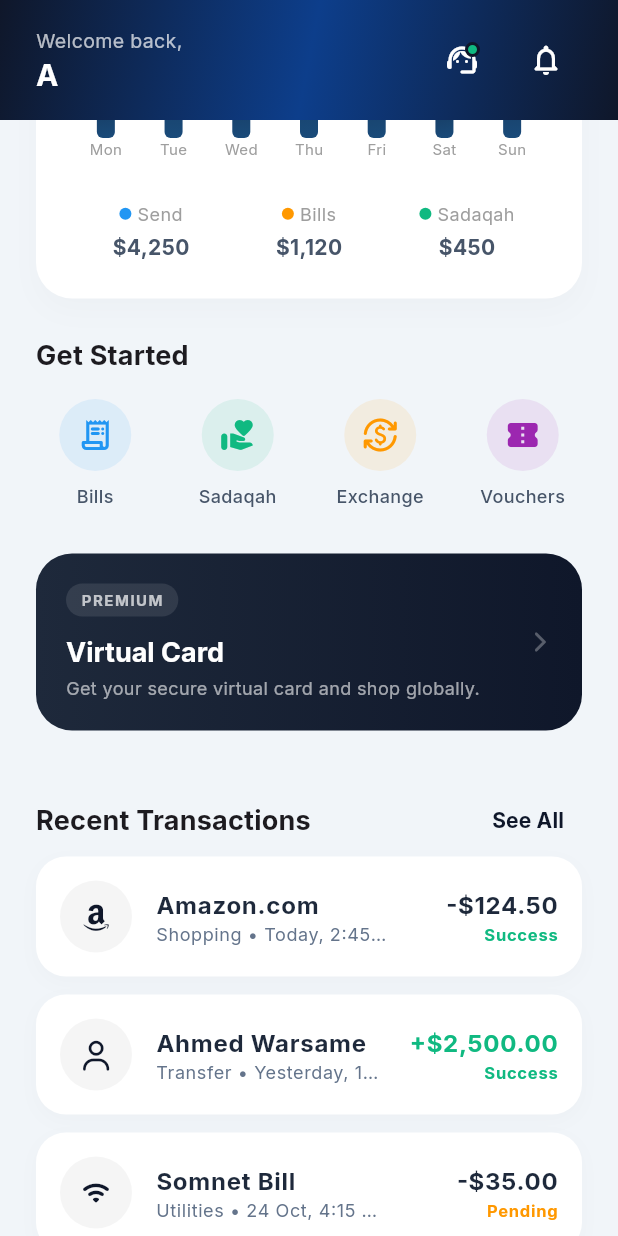
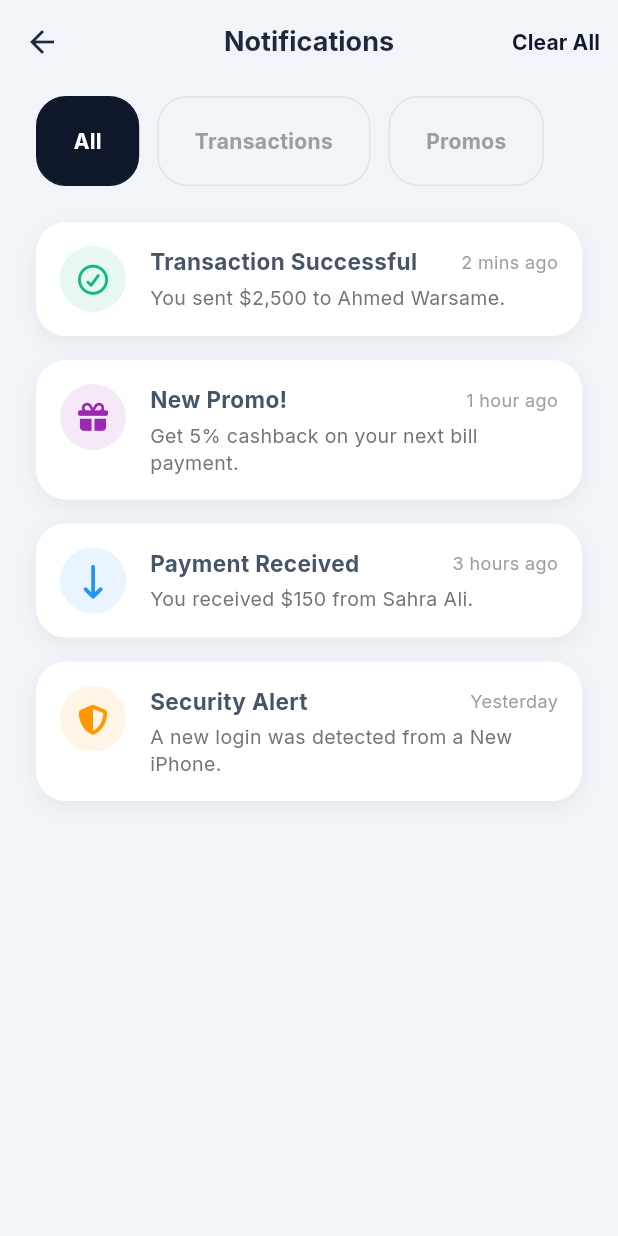
Before and after one commit to khadarcrouch6-gif/murtaapay-app, a Flutter app: the HomeScreen screen opened directly, scrolled down 576 dp, after a tap on the "notifications none" icon, on a phone screen of 412 x 824 dp. Run offline on Flutter 3.47's test engine with Material 3 defaults, Android fonts, the phone set to English and light mode, and no system bars; drawn by our look-alikes of fl_chart; our stand-ins replace animate_do, audioplayers, camera, font_awesome_flutter, glassmorphism, google_fonts and 5 more; accounts and stored records are empty; project files that could hold a hidden picture were left out.

Commit message:
Finalized premium Notifications feature and navigation refinements (PopScope & Send button fix)

```diff
--- a/lib/features/home/home_screen.dart
+++ b/lib/features/home/home_screen.dart
@@ -21,6 +21,7 @@
 import '../more/vouchers_screen.dart';
 import '../deposit/deposit_screen.dart';
 import '../auth/kyc_screen.dart';
+import '../notifications/notifications_screen.dart';
 
 enum ChartType { bar, pie, line }
 
@@ -227,8 +228,33 @@
                 FadeInRight(
                   delay: const Duration(milliseconds: 500),
                   child: IconButton(
-                    onPressed: () {},
-                    icon: const Icon(Icons.notifications_none_rounded, color: Colors.white),
+                    onPressed: () {
+                      Navigator.push(
+                        context,
+                        MaterialPageRoute(builder: (context) => const NotificationsScreen()),
+                      );
+                    },
+                    icon: Stack(
+                      children: [
+                        const Icon(Icons.notifications_none_rounded, color: Colors.white),
+                        Positioned(
+                          right: 0,
+                          top: 0,
+                          child: Pulse(
+                            infinite: true,
+                            duration: const Duration(seconds: 2),
+                            child: Container(
+                              width: 8,
+                              height: 8,
+                              decoration: const BoxDecoration(
+                                color: Colors.redAccent,
+                                shape: BoxShape.circle,
+                              ),
+                            ),
+                          ),
+                        ),
+                      ],
+                    ),
                   ),
                 ),
               ],
--- /dev/null
+++ b/lib/features/notifications/notifications_screen.dart
@@ -0,0 +1,371 @@
+import 'package:flutter/material.dart';
+import 'package:font_awesome_flutter/font_awesome_flutter.dart';
+import 'package:animate_do/animate_do.dart';
+import 'package:glassmorphism/glassmorphism.dart';
+import '../../core/app_colors.dart';
+import '../../core/app_state.dart';
+import '../../core/responsive_utils.dart';
+import '../history/history_screen.dart';
+
+class NotificationsScreen extends StatefulWidget {
+  const NotificationsScreen({super.key});
+
+  @override
+  State<NotificationsScreen> createState() => _NotificationsScreenState();
+}
+
+class _NotificationsScreenState extends State<NotificationsScreen> {
+  int _selectedFilter = 0; // 0: All, 1: Transactions, 2: Promos
+
+  @override
+  Widget build(BuildContext context) {
+    final state = AppState();
+    final theme = Theme.of(context);
+
+    return Scaffold(
+      backgroundColor: theme.scaffoldBackgroundColor,
+      appBar: AppBar(
+        title: Text(
+          state.translate("Notifications", "Ogeysiisyada", ar: "الإشعارات", de: "Benachrichtigungen"),
+          style: TextStyle(fontWeight: FontWeight.bold, fontSize: 18 * context.fontSizeFactor),
+        ),
+        actions: [
+          TextButton(
+            onPressed: () {},
+            child: Text(
+              state.translate("Clear All", "Tir dhammaan", ar: "مسح الكل", de: "Alle löschen"),
+              style: TextStyle(color: AppColors.primaryDark, fontWeight: FontWeight.bold),
+            ),
+          ),
+        ],
+      ),
+      body: Column(
+        children: [
+          _buildFilterTabs(context, state),
+          Expanded(
+            child: _buildNotificationsList(context, state, theme),
+          ),
+        ],
+      ),
+    );
+  }
+
+  Widget _buildFilterTabs(BuildContext context, AppState state) {
+    final filters = [
+      state.translate("All", "Dhammaan", ar: "الكل", de: "Alle"),
+      state.translate("Transactions", "Xawaaladaha", ar: "المعاملات", de: "Transaktionen"),
+      state.translate("Promos", "Dalabyada", ar: "العروض", de: "Angebote"),
+    ];
+
+    return Container(
+      height: 60,
+      margin: const EdgeInsets.symmetric(vertical: 8),
+      child: ListView.builder(
+        scrollDirection: Axis.horizontal,
+        padding: EdgeInsets.symmetric(horizontal: context.horizontalPadding),
+        itemCount: filters.length,
+        itemBuilder: (context, index) {
+          final isSelected = _selectedFilter == index;
+          return GestureDetector(
+            onTap: () => setState(() => _selectedFilter = index),
+            child: AnimatedContainer(
+              duration: const Duration(milliseconds: 300),
+              margin: const EdgeInsets.only(right: 12),
+              padding: const EdgeInsets.symmetric(horizontal: 24, vertical: 8),
+              decoration: BoxDecoration(
+                color: isSelected ? AppColors.primaryDark : Colors.transparent,
+                borderRadius: BorderRadius.circular(20),
+                border: Border.all(
+                  color: isSelected ? AppColors.primaryDark : Colors.grey.withValues(alpha: 0.2),
+                ),
+              ),
+              alignment: Alignment.center,
+              child: Text(
+                filters[index],
+                style: TextStyle(
+                  color: isSelected ? Colors.white : Colors.grey,
+                  fontWeight: FontWeight.bold,
+                  fontSize: 14 * context.fontSizeFactor,
+                ),
+              ),
+            ),
+          );
+        },
+      ),
+    );
+  }
+
+  Widget _buildNotificationsList(BuildContext context, AppState state, ThemeData theme) {
+    final List<NotificationData> allNotifications = [
+      NotificationData(
+        title: state.translate("Transaction Successful", "Xawaalad Guulaysatay", ar: "تمت العملية بنجاح", de: "Transaktion erfolgreich"),
+        subtitle: state.translate("You sent \$2,500 to Ahmed Warsame.", "Waxaad \$2,500 u dirtay Ahmed Warsame.", ar: "لقد أرسلت \$2,500 إلى أحمد ورسمة.", de: "Sie haben \$2.500 an Ahmed Warsame gesendet."),
+        time: state.translate("2 mins ago", "2 daqiiqo ka hor", ar: "منذ دقيقتين", de: "vor 2 Min."),
+        icon: FontAwesomeIcons.circleCheck,
+        iconColor: AppColors.accentTeal,
+        type: 1,
+      ),
+      NotificationData(
+        title: state.translate("New Promo!", "Dalab Cusub!", ar: "عرض جديد!", de: "Neues Angebot!"),
+        subtitle: state.translate("Get 5% cashback on your next bill payment.", "Hel 5% lacag celin ah biilkaaga soo socda.", ar: "احصل على استرداد نقدي 5% عند دفع فاتورتك القادمة.", de: "Erhalten Sie 5% Cashback auf Ihre nächste Rechnung."),
+        time: state.translate("1 hour ago", "1 saac ka hor", ar: "منذ ساعة", de: "vor 1 Std."),
+        icon: FontAwesomeIcons.gift,
+        iconColor: Colors.purple,
+        type: 2,
+      ),
+      NotificationData(
+        title: state.translate("Payment Received", "Lacag lagu soo diray", ar: "تم استلام دفعة", de: "Zahlung erhalten"),
+        subtitle: state.translate("You received \$150 from Sahra Ali.", "Waxaad \$150 ka heshay Sahra Ali.", ar: "لقد استلمت \$150 من صحراء علي.", de: "Sie haben \$150 von Sahra Ali erhalten."),
+        time: state.translate("3 hours ago", "3 saac ka hor", ar: "منذ 3 ساعات", de: "vor 3 Std."),
+        icon: FontAwesomeIcons.arrowDownLong,
+        iconColor: Colors.blue,
+        type: 1,
+      ),
+      NotificationData(
+        title: state.translate("Security Alert", "Digniin Ammaan", ar: "تنبيه أمني", de: "Sicherheitswarnung"),
+        subtitle: state.translate("A new login was detected from a New iPhone.", "Soo galid cusub ayaa laga dareemay iPhone cusub.", ar: "تم اكتشاف تسجيل دخول جديد من هاتف iPhone جديد.", de: "Eine neue Anmeldung wurde von einem neuen iPhone erkannt."),
+        time: state.translate("Yesterday", "Shalay", ar: "أمس", de: "Gestern"),
+        icon: FontAwesomeIcons.shieldHalved,
+        iconColor: Colors.orange,
+        type: 0,
+      ),
+    ];
+
+    final filteredList = _selectedFilter == 0
+        ? allNotifications
+        : allNotifications.where((n) => n.type == (_selectedFilter == 1 ? 1 : 2)).toList();
+
+    if (filteredList.isEmpty) {
+      return Center(
+        child: Column(
+          mainAxisAlignment: MainAxisAlignment.center,
+          children: [
+            Icon(Icons.notifications_off_outlined, size: 80, color: Colors.grey.withValues(alpha: 0.3)),
+            const SizedBox(height: 16),
+            Text(
+              state.translate("No notifications yet", "Ma jiraan ogeysiisyo wali", ar: "لا توجد إشعارات بعد", de: "Noch keine Benachrichtigungen"),
+              style: TextStyle(color: Colors.grey, fontSize: 16 * context.fontSizeFactor),
+            ),
+          ],
+        ),
+      );
+    }
+
+    return ListView.builder(
+      padding: EdgeInsets.symmetric(horizontal: context.horizontalPadding, vertical: 16),
+      itemCount: filteredList.length,
+      itemBuilder: (context, index) {
+        final notification = filteredList[index];
+        return FadeInUp(
+          delay: Duration(milliseconds: 100 * index),
+          child: Container(
+            margin: const EdgeInsets.only(bottom: 16),
+            child: Material(
+              color: Colors.transparent,
+              child: InkWell(
+                onTap: () => _showNotificationDetail(context, notification, state),
+                borderRadius: BorderRadius.circular(20),
+                child: Container(
+                  padding: const EdgeInsets.all(16),
+                  decoration: BoxDecoration(
+                    color: theme.colorScheme.surface,
+                    borderRadius: BorderRadius.circular(20),
+                    boxShadow: [
+                      BoxShadow(
+                        color: Colors.black.withValues(alpha: 0.05),
+                        blurRadius: 10,
+                        offset: const Offset(0, 4),
+                      ),
+                    ],
+                  ),
+                  child: Row(
+                    crossAxisAlignment: CrossAxisAlignment.start,
+                    children: [
+                      Container(
+                        padding: const EdgeInsets.all(12),
+                        decoration: BoxDecoration(
+                          color: notification.iconColor.withValues(alpha: 0.1),
+                          shape: BoxShape.circle,
+                        ),
+                        child: Icon(notification.icon, color: notification.iconColor, size: 20),
+                      ),
+                      const SizedBox(width: 16),
+                      Expanded(
+                        child: Column(
+                          crossAxisAlignment: CrossAxisAlignment.start,
+                          children: [
+                            Row(
+                              mainAxisAlignment: MainAxisAlignment.spaceBetween,
+                              children: [
+                                Expanded(
+                                  child: Text(
+                                    notification.title,
+                                    style: TextStyle(fontWeight: FontWeight.bold, fontSize: 15 * context.fontSizeFactor),
+                                    overflow: TextOverflow.ellipsis,
+                                  ),
+                                ),
+                                Text(
+                                  notification.time,
+                                  style: TextStyle(color: Colors.grey, fontSize: 12 * context.fontSizeFactor),
+                                ),
+                              ],
+                            ),
+                            const SizedBox(height: 4),
+                            Text(
+                              notification.subtitle,
+                              style: TextStyle(
+                                color: Colors.grey.shade600,
+                                fontSize: 13 * context.fontSizeFactor,
+                                height: 1.4,
+                              ),
+                            ),
+                          ],
+                        ),
+                      ),
+                    ],
+                  ),
+                ),
+              ),
+            ),
+          ),
+        );
+      },
+    );
+  }
+
+  void _showNotificationDetail(BuildContext context, NotificationData notification, AppState state) {
+    showModalBottomSheet(
+      context: context,
+      backgroundColor: Colors.transparent,
+      isScrollControlled: true,
+      builder: (context) => GlassmorphicContainer(
+        width: double.infinity,
+        height: MediaQuery.of(context).size.height * 0.45,
+        borderRadius: 32,
+        blur: 20,
+        alignment: Alignment.center,
+        border: 2,
+        linearGradient: LinearGradient(
+          begin: Alignment.topLeft,
+          end: Alignment.bottomRight,
+          colors: [
+            Colors.white.withValues(alpha: 0.95),
+            Colors.white.withValues(alpha: 0.9),
+          ],
+        ),
+        borderGradient: LinearGradient(
+          begin: Alignment.topLeft,
+          end: Alignment.bottomRight,
+          colors: [
+            AppColors.primaryDark.withValues(alpha: 0.2),
+            AppColors.primaryDark.withValues(alpha: 0.05),
+          ],
+        ),
+        child: Padding(
+          padding: const EdgeInsets.all(32),
+          child: Column(
+            mainAxisSize: MainAxisSize.min,
+            children: [
+              Container(
+                width: 40,
+                height: 4,
+                decoration: BoxDecoration(
+                  color: Colors.grey.shade300,
+                  borderRadius: BorderRadius.circular(2),
+                ),
+              ),
+              const SizedBox(height: 32),
+              Container(
+                padding: const EdgeInsets.all(20),
+                decoration: BoxDecoration(
+                  color: notification.iconColor.withValues(alpha: 0.1),
+                  shape: BoxShape.circle,
+                ),
+                child: Icon(notification.icon, color: notification.iconColor, size: 40),
+              ),
+              const SizedBox(height: 24),
+              Text(
+                notification.title,
+                textAlign: TextAlign.center,
+                style: TextStyle(
+                  fontWeight: FontWeight.bold,
+                  fontSize: 22 * context.fontSizeFactor,
+                  color: AppColors.primaryDark,
+                ),
+              ),
+              const SizedBox(height: 12),
+              Text(
+                notification.subtitle,
+                textAlign: TextAlign.center,
+                style: TextStyle(
+                  color: Colors.grey.shade700,
+                  fontSize: 16 * context.fontSizeFactor,
+                  height: 1.5,
+                ),
+              ),
+              const Spacer(),
+              Row(
+                children: [
+                  Expanded(
+                    child: ElevatedButton(
+                      onPressed: () => Navigator.pop(context),
+                      style: ElevatedButton.styleFrom(
+                        backgroundColor: Colors.grey.shade200,
+                        foregroundColor: Colors.black87,
+                        elevation: 0,
+                        shape: RoundedRectangleBorder(borderRadius: BorderRadius.circular(16)),
+                        padding: const EdgeInsets.symmetric(vertical: 16),
+                      ),
+                      child: Text(state.translate("Close", "Xidh", ar: "إغلاق", de: "Schließen")),
+                    ),
+                  ),
+                  if (notification.type == 1) ...[
+                    const SizedBox(width: 16),
+                    Expanded(
+                      child: ElevatedButton(
+                        onPressed: () {
+                          // 1. Bedel index-ka si history tab loo tago
+                          state.setNavIndex(1);
+                          // 2. Xidh modal-ka
+                          Navigator.pop(context);
+                          // 3. Xidh Notifications screen-ka si loo laabto MainNavigation
+                          Navigator.pop(context);
+                        },
+                        style: ElevatedButton.styleFrom(
+                          backgroundColor: AppColors.primaryDark,
+                          foregroundColor: Colors.white,
+                          elevation: 0,
+                          shape: RoundedRectangleBorder(borderRadius: BorderRadius.circular(16)),
+                          padding: const EdgeInsets.symmetric(vertical: 16),
+                        ),
+                        child: Text(state.translate("View", "Eeg", ar: "عرض", de: "Ansehen")),
+                      ),
+                    ),
+                  ],
+                ],
+              ),
+            ],
+          ),
+        ),
+      ),
+    );
+  }
+}
+
+class NotificationData {
+  final String title;
+  final String subtitle;
+  final String time;
+  final IconData icon;
+  final Color iconColor;
+  final int type; // 0: System/Safety, 1: Transactions, 2: Promos
+
+  NotificationData({
+    required this.title,
+    required this.subtitle,
+    required this.time,
+    required this.icon,
+    required this.iconColor,
+    required this.type,
+  });
+}
```
Also changed, not shown: lib/features/navigation/main_navigation.dart (+20 -2 lines).
